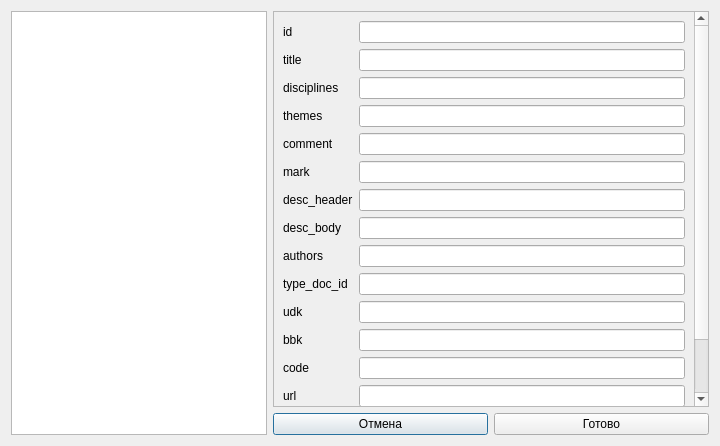
Before: the Qt Designer form indexwindow.ui in layxproud/FileManagerVega, drawn with Qt 5.
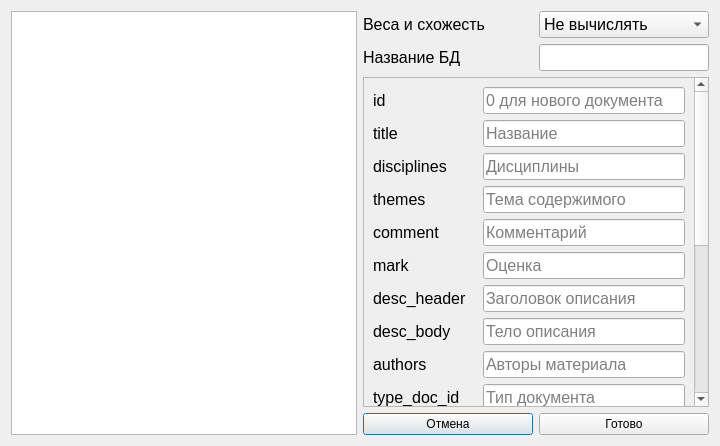
After: the same form once the commit is applied.

```diff
--- a/indexwindow.ui
+++ b/indexwindow.ui
@@ -13,184 +13,561 @@
   <property name="windowTitle">
    <string>Dialog</string>
   </property>
-  <layout class="QFormLayout" name="formLayout">
-   <item row="0" column="0">
-    <widget class="QListWidget" name="listWidget"/>
+  <layout class="QHBoxLayout" name="horizontalLayout">
+   <item>
+    <widget class="QListWidget" name="listWidget">
+     <property name="font">
+      <font>
+       <pointsize>12</pointsize>
+      </font>
+     </property>
+    </widget>
    </item>
-   <item row="0" column="1">
-    <layout class="QVBoxLayout" name="verticalLayout">
+   <item>
+    <layout class="QVBoxLayout" name="rightLayout">
+     <item>
+      <layout class="QHBoxLayout" name="weightSimLayout">
+       <property name="topMargin">
+        <number>0</number>
+       </property>
+       <item>
+        <widget class="QLabel" name="weightSimLabel">
+         <property name="font">
+          <font>
+           <pointsize>12</pointsize>
+          </font>
+         </property>
+         <property name="text">
+          <string>Веса и схожесть</string>
+         </property>
+        </widget>
+       </item>
+       <item>
+        <widget class="QComboBox" name="weightSimCombo">
+         <property name="font">
+          <font>
+           <pointsize>12</pointsize>
+          </font>
+         </property>
+         <item>
+          <property name="text">
+           <string>Не вычислять</string>
+          </property>
+         </item>
+         <item>
+          <property name="text">
+           <string>Вычислять</string>
+          </property>
+         </item>
+        </widget>
+       </item>
+      </layout>
+     </item>
+     <item>
+      <layout class="QHBoxLayout" name="dbNameLayout">
+       <property name="topMargin">
+        <number>0</number>
+       </property>
+       <item>
+        <widget class="QLabel" name="dbNameLabel">
+         <property name="font">
+          <font>
+           <pointsize>12</pointsize>
+          </font>
+         </property>
+         <property name="text">
+          <string>Название БД</string>
+         </property>
+        </widget>
+       </item>
+       <item>
+        <widget class="QLineEdit" name="dbNameInput">
+         <property name="sizePolicy">
+          <sizepolicy hsizetype="Preferred" vsizetype="Fixed">
+           <horstretch>0</horstretch>
+           <verstretch>0</verstretch>
+          </sizepolicy>
+         </property>
+         <property name="font">
+          <font>
+           <pointsize>12</pointsize>
+          </font>
+         </property>
+         <property name="placeholderText">
+          <string/>
+         </property>
+        </widget>
+       </item>
+      </layout>
+     </item>
      <item>
       <widget class="QScrollArea" name="scrollArea">
        <property name="widgetResizable">
         <bool>true</bool>
        </property>
-       <widget class="QWidget" name="scrollAreaWidgetContents">
+       <widget class="QWidget" name="jsonValues">
         <property name="geometry">
          <rect>
           <x>0</x>
-          <y>0</y>
-          <width>422</width>
-          <height>810</height>
+          <y>-357</y>
+          <width>330</width>
+          <height>683</height>
          </rect>
         </property>
         <layout class="QFormLayout" name="formLayout_2">
-         <item row="0" column="1">
-          <widget class="QLineEdit" name="idInput"/>
-         </item>
          <item row="1" column="0">
-          <widget class="QLabel" name="titleLabel">
+          <widget class="QLabel" name="idLabel">
+           <property name="font">
+            <font>
+             <pointsize>12</pointsize>
+            </font>
+           </property>
            <property name="text">
-            <string>title</string>
+            <string>id</string>
            </property>
           </widget>
          </item>
          <item row="1" column="1">
-          <widget class="QLineEdit" name="titleInput"/>
+          <widget class="QLineEdit" name="idInput">
+           <property name="font">
+            <font>
+             <pointsize>12</pointsize>
+            </font>
+           </property>
+           <property name="placeholderText">
+            <string>0 для нового документа</string>
+           </property>
+          </widget>
          </item>
          <item row="2" column="0">
-          <widget class="QLabel" name="disciplinesLabel">
+          <widget class="QLabel" name="titleLabel">
+           <property name="font">
+            <font>
+             <pointsize>12</pointsize>
+            </font>
+           </property>
            <property name="text">
-            <string>disciplines</string>
+            <string>title</string>
            </property>
           </widget>
          </item>
          <item row="2" column="1">
-          <widget class="QLineEdit" name="disciplinesInput"/>
+          <widget class="QLineEdit" name="titleInput">
+           <property name="font">
+            <font>
+             <pointsize>12</pointsize>
+            </font>
+           </property>
+           <property name="placeholderText">
+            <string>Название</string>
+           </property>
+          </widget>
          </item>
          <item row="3" column="0">
-          <widget class="QLabel" name="themesLabel">
+          <widget class="QLabel" name="disciplinesLabel">
+           <property name="font">
+            <font>
+             <pointsize>12</pointsize>
+            </font>
+           </property>
            <property name="text">
-            <string>themes</string>
+            <string>disciplines</string>
            </property>
           </widget>
          </item>
          <item row="3" column="1">
-          <widget class="QLineEdit" name="themesInput"/>
+          <widget class="QLineEdit" name="disciplinesInput">
+           <property name="font">
+            <font>
+             <pointsize>12</pointsize>
+            </font>
+           </property>
+           <property name="placeholderText">
+            <string>Дисциплины</string>
+           </property>
+          </widget>
          </item>
          <item row="4" column="0">
-          <widget class="QLabel" name="commentLabel">
+          <widget class="QLabel" name="themesLabel">
+           <property name="font">
+            <font>
+             <pointsize>12</pointsize>
+            </font>
+           </property>
            <property name="text">
-            <string>comment</string>
+            <string>themes</string>
            </property>
           </widget>
          </item>
          <item row="4" column="1">
-          <widget class="QLineEdit" name="commentInput"/>
+          <widget class="QLineEdit" name="themesInput">
+           <property name="font">
+            <font>
+             <pointsize>12</pointsize>
+            </font>
+           </property>
+           <property name="placeholderText">
+            <string>Тема содержимого</string>
+           </property>
+          </widget>
          </item>
          <item row="5" column="0">
-          <widget class="QLabel" name="markLabel">
+          <widget class="QLabel" name="commentLabel">
+           <property name="font">
+            <font>
+             <pointsize>12</pointsize>
+            </font>
+           </property>
            <property name="text">
-            <string>mark</string>
+            <string>comment</string>
            </property>
           </widget>
          </item>
          <item row="5" column="1">
-          <widget class="QLineEdit" name="markInput"/>
+          <widget class="QLineEdit" name="commentInput">
+           <property name="font">
+            <font>
+             <pointsize>12</pointsize>
+            </font>
+           </property>
+           <property name="placeholderText">
+            <string>Комментарий</string>
+           </property>
+          </widget>
          </item>
          <item row="6" column="0">
-          <widget class="QLabel" name="descHeaderLabel">
+          <widget class="QLabel" name="markLabel">
+           <property name="font">
+            <font>
+             <pointsize>12</pointsize>
+            </font>
+           </property>
            <property name="text">
-            <string>desc_header</string>
+            <string>mark</string>
            </property>
           </widget>
          </item>
          <item row="6" column="1">
-          <widget class="QLineEdit" name="descHeaderInput"/>
+          <widget class="QLineEdit" name="markInput">
+           <property name="font">
+            <font>
+             <pointsize>12</pointsize>
+            </font>
+           </property>
+           <property name="placeholderText">
+            <string>Оценка</string>
+           </property>
+          </widget>
          </item>
          <item row="7" column="0">
-          <widget class="QLabel" name="descBodyLabel">
+          <widget class="QLabel" name="descHeaderLabel">
+           <property name="font">
+            <font>
+             <pointsize>12</pointsize>
+            </font>
+           </property>
            <property name="text">
-            <string>desc_body</string>
+            <string>desc_header</string>
            </property>
           </widget>
          </item>
          <item row="7" column="1">
-          <widget class="QLineEdit" name="descBodyInput"/>
+          <widget class="QLineEdit" name="descHeaderInput">
+           <property name="font">
+            <font>
+             <pointsize>12</pointsize>
+            </font>
+           </property>
+           <property name="placeholderText">
+            <string>Заголовок описания</string>
+           </property>
+          </widget>
          </item>
          <item row="8" column="0">
-          <widget class="QLabel" name="authorsLabel">
+          <widget class="QLabel" name="descBodyLabel">
+           <property name="font">
+            <font>
+             <pointsize>12</pointsize>
+            </font>
+           </property>
            <property name="text">
-            <string>authors</string>
+            <string>desc_body</string>
            </property>
           </widget>
          </item>
          <item row="8" column="1">
-          <widget class="QLineEdit" name="authorsInput"/>
+          <widget class="QLineEdit" name="descBodyInput">
+           <property name="font">
+            <font>
+             <pointsize>12</pointsize>
+            </font>
+           </property>
+           <property name="placeholderText">
+            <string>Тело описания</string>
+           </property>
+          </widget>
          </item>
          <item row="9" column="0">
-          <widget class="QLabel" name="typeDocIdLabel">
+          <widget class="QLabel" name="authorsLabel">
+           <property name="font">
+            <font>
+             <pointsize>12</pointsize>
+            </font>
+           </property>
            <property name="text">
-            <string>type_doc_id</string>
+            <string>authors</string>
            </property>
           </widget>
          </item>
          <item row="9" column="1">
-          <widget class="QLineEdit" name="typeDocIdInput"/>
+          <widget class="QLineEdit" name="authorsInput">
+           <property name="font">
+            <font>
+             <pointsize>12</pointsize>
+            </font>
+           </property>
+           <property name="placeholderText">
+            <string>Авторы материала</string>
+           </property>
+          </widget>
          </item>
          <item row="10" column="0">
-          <widget class="QLabel" name="udkLabel">
+          <widget class="QLabel" name="typeDocIdLabel">
+           <property name="font">
+            <font>
+             <pointsize>12</pointsize>
+            </font>
+           </property>
            <property name="text">
-            <string>udk</string>
+            <string>type_doc_id</string>
            </property>
           </widget>
          </item>
          <item row="10" column="1">
-          <widget class="QLineEdit" name="udkInput"/>
+          <widget class="QLineEdit" name="typeDocIdInput">
+           <property name="font">
+            <font>
+             <pointsize>12</pointsize>
+            </font>
+           </property>
+           <property name="placeholderText">
+            <string>Тип документа</string>
+           </property>
+          </widget>
          </item>
          <item row="11" column="0">
-          <widget class="QLabel" name="bbkLabel">
+          <widget class="QLabel" name="udkLabel">
+           <property name="font">
+            <font>
+             <pointsize>12</pointsize>
+            </font>
+           </property>
            <property name="text">
-            <string>bbk</string>
+            <string>udk</string>
            </property>
           </widget>
          </item>
          <item row="11" column="1">
-          <widget class="QLineEdit" name="bbkInput"/>
+          <widget class="QLineEdit" name="udkInput">
+           <property name="font">
+            <font>
+             <pointsize>12</pointsize>
+            </font>
+           </property>
+           <property name="placeholderText">
+            <string>UDK документа</string>
+           </property>
+          </widget>
          </item>
          <item row="12" column="0">
-          <widget class="QLabel" name="codeLabel">
+          <widget class="QLabel" name="bbkLabel">
+           <property name="font">
+            <font>
+             <pointsize>12</pointsize>
+            </font>
+           </property>
            <property name="text">
-            <string>code</string>
+            <string>bbk</string>
            </property>
           </widget>
          </item>
          <item row="12" column="1">
-          <widget class="QLineEdit" name="codeInput"/>
+          <widget class="QLineEdit" name="bbkInput">
+           <property name="font">
+            <font>
+             <pointsize>12</pointsize>
+            </font>
+           </property>
+           <property name="placeholderText">
+            <string>BBK документа</string>
+           </property>
+          </widget>
          </item>
          <item row="13" column="0">
-          <widget class="QLabel" name="urlLabel">
+          <widget class="QLabel" name="codeLabel">
+           <property name="font">
+            <font>
+             <pointsize>12</pointsize>
+            </font>
+           </property>
            <property name="text">
-            <string>url</string>
+            <string>code</string>
            </property>
           </widget>
          </item>
          <item row="13" column="1">
-          <widget class="QLineEdit" name="urlInput"/>
+          <widget class="QLineEdit" name="codeInput">
+           <property name="font">
+            <font>
+             <pointsize>12</pointsize>
+            </font>
+           </property>
+           <property name="placeholderText">
+            <string>Код документа</string>
+           </property>
+          </widget>
          </item>
          <item row="14" column="0">
-          <widget class="QLabel" name="publishYearLAbel">
+          <widget class="QLabel" name="urlLabel">
+           <property name="font">
+            <font>
+             <pointsize>12</pointsize>
+            </font>
+           </property>
            <property name="text">
-            <string>publish_year</string>
+            <string>url</string>
            </property>
           </widget>
          </item>
          <item row="14" column="1">
-          <widget class="QLineEdit" name="publishYearInput"/>
+          <widget class="QLineEdit" name="urlInput">
+           <property name="font">
+            <font>
+             <pointsize>12</pointsize>
+            </font>
+           </property>
+           <property name="placeholderText">
+            <string>Ссылка на источник</string>
+           </property>
+          </widget>
          </item>
          <item row="15" column="0">
+          <widget class="QLabel" name="publishYearLAbel">
+           <property name="font">
+            <font>
+             <pointsize>12</pointsize>
+            </font>
+           </property>
+           <property name="text">
+            <string>publish_year</string>
+           </property>
+          </widget>
+         </item>
+         <item row="15" column="1">
+          <widget class="QLineEdit" name="publishYearInput">
+           <property name="font">
+            <font>
+             <pointsize>12</pointsize>
+            </font>
+           </property>
+           <property name="placeholderText">
+            <string>Год публикации</string>
+           </property>
+          </widget>
+         </item>
+         <item row="16" column="0">
           <widget class="QLabel" name="publisherLabel">
+           <property name="font">
+            <font>
+             <pointsize>12</pointsize>
+            </font>
+           </property>
            <property name="text">
             <string>publisher</string>
            </property>
           </widget>
          </item>
-         <item row="15" column="1">
-          <widget class="QLineEdit" name="publisherInput"/>
+         <item row="16" column="1">
+          <widget class="QLineEdit" name="publisherInput">
+           <property name="font">
+            <font>
+             <pointsize>12</pointsize>
+            </font>
+           </property>
+           <property name="placeholderText">
+            <string>Название издательства</string>
+           </property>
+          </widget>
          </item>
-         <item row="0" column="0">
-          <widget class="QLabel" name="idLabel">
+         <item row="17" column="0">
+          <widget class="QLabel" name="partsLabel">
+           <property name="font">
+            <font>
+             <pointsize>12</pointsize>
+            </font>
+           </property>
            <property name="text">
-            <string>id</string>
+            <string>parts</string>
+           </property>
+          </widget>
+         </item>
+         <item row="18" column="0">
+          <widget class="QLabel" name="shingleLengthLabel">
+           <property name="font">
+            <font>
+             <pointsize>12</pointsize>
+            </font>
+           </property>
+           <property name="text">
+            <string>shingle_length</string>
+           </property>
+          </widget>
+         </item>
+         <item row="19" column="0">
+          <widget class="QLabel" name="collectionIdLabel">
+           <property name="font">
+            <font>
+             <pointsize>12</pointsize>
+            </font>
+           </property>
+           <property name="text">
+            <string>collection_id</string>
+           </property>
+          </widget>
+         </item>
+         <item row="17" column="1">
+          <widget class="QLineEdit" name="partsInput">
+           <property name="font">
+            <font>
+             <pointsize>12</pointsize>
+            </font>
+           </property>
+           <property name="placeholderText">
+            <string>Название издательства</string>
+           </property>
+          </widget>
+         </item>
+         <item row="18" column="1">
+          <widget class="QLineEdit" name="shingleLengthInput">
+           <property name="font">
+            <font>
+             <pointsize>12</pointsize>
+            </font>
+           </property>
+           <property name="placeholderText">
+            <string>Название издательства</string>
+           </property>
+          </widget>
+         </item>
+         <item row="19" column="1">
+          <widget class="QLineEdit" name="collectionIdInput">
+           <property name="font">
+            <font>
+             <pointsize>12</pointsize>
+            </font>
+           </property>
+           <property name="placeholderText">
+            <string>Название издательства</string>
            </property>
           </widget>
          </item>
@@ -199,7 +576,7 @@
       </widget>
      </item>
      <item>
-      <layout class="QHBoxLayout" name="horizontalLayout_2">
+      <layout class="QHBoxLayout" name="buttonsLayout">
        <item>
         <widget class="QPushButton" name="cancelButton">
          <property name="text">
```
